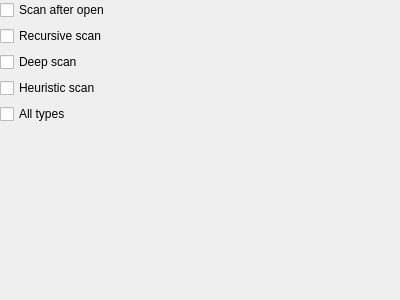
Above: staticscanoptionswidget.ui from horsicq/StaticScan before the change. Below: the same form after it.
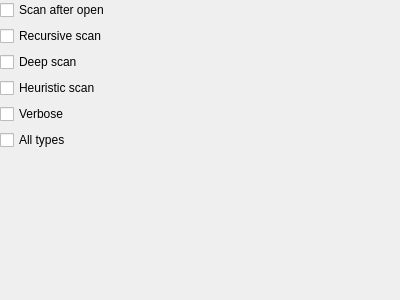
That is the form after the change.

Patch:
```diff
--- a/staticscanoptionswidget.ui
+++ b/staticscanoptionswidget.ui
@@ -87,6 +87,13 @@
          </property>
         </widget>
        </item>
+       <item>
+        <widget class="QCheckBox" name="checkBoxVerbose">
+         <property name="text">
+          <string>Verbose</string>
+         </property>
+        </widget>
+       </item>
        <item>
         <widget class="QCheckBox" name="checkBoxAllTypesScan">
          <property name="text">
```
